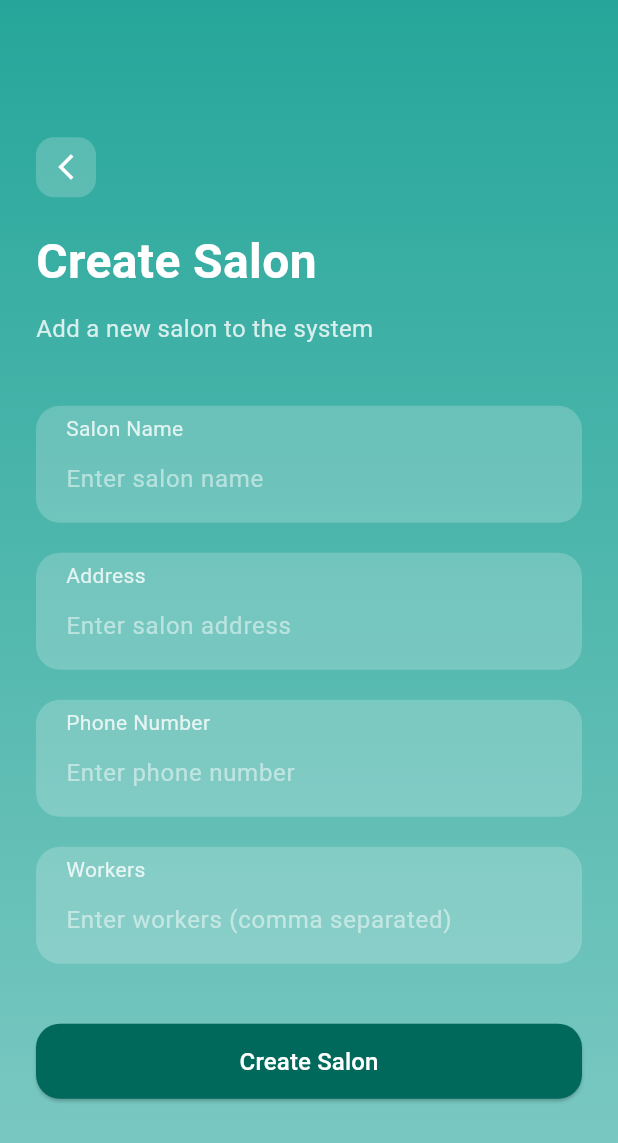
After one commit to M1rzoni/ios-and, a Flutter app: the SalonCreationScreen screen opened directly, on a phone screen of 412 x 824 dp. The commit adds this screen. Shown: the top 1143 px of the screen. Run offline on Flutter 3.47's test engine with Material 3 defaults, Android fonts, the phone set to English and light mode, and no system bars; our stand-ins replace cloud_firestore, firebase_auth, firebase_core, flutter_datetime_picker_plus, go_router, google_sign_in and 1 more; accounts and stored records are empty; network calls fail.

Commit message:
salonCreation screen

```diff
--- /dev/null
+++ b/lib/screens/SalonCreationScreen.dart
@@ -0,0 +1,253 @@
+import 'package:flutter/material.dart';
+import 'package:cloud_firestore/cloud_firestore.dart';
+
+class SalonCreationScreen extends StatelessWidget {
+  const SalonCreationScreen({super.key});
+
+  @override
+  Widget build(BuildContext context) {
+    return Scaffold(
+      body: Container(
+        decoration: BoxDecoration(
+          gradient: LinearGradient(
+            begin: Alignment.topCenter,
+            end: Alignment.bottomCenter,
+            colors: [
+              Color(0xFF26A69A), // Teal
+              Color(0xFF80CBC4), // Lighter teal
+            ],
+          ),
+        ),
+        child: SafeArea(
+          child: Center(
+            child: SingleChildScrollView(
+              child: Padding(
+                padding: const EdgeInsets.all(24.0),
+                child: Column(
+                  mainAxisAlignment: MainAxisAlignment.center,
+                  crossAxisAlignment: CrossAxisAlignment.start,
+                  children: [
+                    // Back button
+                    GestureDetector(
+                      onTap: () {
+                        Navigator.pop(context);
+                      },
+                      child: Container(
+                        width: 40,
+                        height: 40,
+                        decoration: BoxDecoration(
+                          color: Colors.white.withOpacity(0.2),
+                          borderRadius: BorderRadius.circular(12),
+                        ),
+                        child: Icon(
+                          Icons.arrow_back_ios_new,
+                          color: Colors.white,
+                          size: 20,
+                        ),
+                      ),
+                    ),
+                    const SizedBox(height: 20),
+                    // Salon Creation Title
+                    const Text(
+                      'Create Salon',
+                      style: TextStyle(
+                        color: Colors.white,
+                        fontSize: 32,
+                        fontWeight: FontWeight.bold,
+                      ),
+                    ),
+                    const SizedBox(height: 10),
+                    Text(
+                      'Add a new salon to the system',
+                      style: TextStyle(
+                        color: Colors.white.withOpacity(0.8),
+                        fontSize: 16,
+                      ),
+                    ),
+                    const SizedBox(height: 40),
+                    // Salon Name Field
+                    Container(
+                      decoration: BoxDecoration(
+                        color: Colors.white.withOpacity(0.2),
+                        borderRadius: BorderRadius.circular(16),
+                      ),
+                      padding: const EdgeInsets.symmetric(
+                        horizontal: 20,
+                        vertical: 5,
+                      ),
+                      child: Column(
+                        crossAxisAlignment: CrossAxisAlignment.start,
+                        children: [
+                          Text(
+                            'Salon Name',
+                            style: TextStyle(
+                              color: Colors.white.withOpacity(0.8),
+                              fontSize: 14,
+                            ),
+                          ),
+                          TextField(
+                            style: const TextStyle(color: Colors.white),
+                            decoration: InputDecoration(
+                              border: InputBorder.none,
+                              hintText: 'Enter salon name',
+                              hintStyle: TextStyle(
+                                color: Colors.white.withOpacity(0.5),
+                              ),
+                            ),
+                          ),
+                        ],
+                      ),
+                    ),
+                    const SizedBox(height: 20),
+                    // Address Field
+                    Container(
+                      decoration: BoxDecoration(
+                        color: Colors.white.withOpacity(0.2),
+                        borderRadius: BorderRadius.circular(16),
+                      ),
+                      padding: const EdgeInsets.symmetric(
+                        horizontal: 20,
+                        vertical: 5,
+                      ),
+                      child: Column(
+                        crossAxisAlignment: CrossAxisAlignment.start,
+                        children: [
+                          Text(
+                            'Address',
+                            style: TextStyle(
+                              color: Colors.white.withOpacity(0.8),
+                              fontSize: 14,
+                            ),
+                          ),
+                          TextField(
+                            style: const TextStyle(color: Colors.white),
+                            decoration: InputDecoration(
+                              border: InputBorder.none,
+                              hintText: 'Enter salon address',
+                              hintStyle: TextStyle(
+                                color: Colors.white.withOpacity(0.5),
+                              ),
+                            ),
+                          ),
+                        ],
+                      ),
+                    ),
+                    const SizedBox(height: 20),
+                    // Phone Number Field
+                    Container(
+                      decoration: BoxDecoration(
+                        color: Colors.white.withOpacity(0.2),
+                        borderRadius: BorderRadius.circular(16),
+                      ),
+                      padding: const EdgeInsets.symmetric(
+                        horizontal: 20,
+                        vertical: 5,
+                      ),
+                      child: Column(
+                        crossAxisAlignment: CrossAxisAlignment.start,
+                        children: [
+                          Text(
+                            'Phone Number',
+                            style: TextStyle(
+                              color: Colors.white.withOpacity(0.8),
+                              fontSize: 14,
+                            ),
+                          ),
+                          TextField(
+                            style: const TextStyle(color: Colors.white),
+                            decoration: InputDecoration(
+                              border: InputBorder.none,
+                              hintText: 'Enter phone number',
+                              hintStyle: TextStyle(
+                                color: Colors.white.withOpacity(0.5),
+                              ),
+                            ),
+                          ),
+                        ],
+                      ),
+                    ),
+                    const SizedBox(height: 20),
+                    // Workers Field
+                    Container(
+                      decoration: BoxDecoration(
+                        color: Colors.white.withOpacity(0.2),
+                        borderRadius: BorderRadius.circular(16),
+                      ),
+                      padding: const EdgeInsets.symmetric(
+                        horizontal: 20,
+                        vertical: 5,
+                      ),
+                      child: Column(
+                        crossAxisAlignment: CrossAxisAlignment.start,
+                        children: [
+                          Text(
+                            'Workers',
+                            style: TextStyle(
+                              color: Colors.white.withOpacity(0.8),
+                              fontSize: 14,
+                            ),
+                          ),
+                          TextField(
+                            style: const TextStyle(color: Colors.white),
+                            decoration: InputDecoration(
+                              border: InputBorder.none,
+                              hintText: 'Enter workers (comma separated)',
+                              hintStyle: TextStyle(
+                                color: Colors.white.withOpacity(0.5),
+                              ),
+                            ),
+                          ),
+                        ],
+                      ),
+                    ),
+                    const SizedBox(height: 40),
+                    // Create Salon Button
+                    SizedBox(
+                      width: double.infinity,
+                      height: 50,
+                      child: ElevatedButton(
+                        onPressed: () async {
+                          // Add logic to save salon details to Firestore
+                          await FirebaseFirestore.instance
+                              .collection('saloni')
+                              .add({
+                                'naziv':
+                                    'Salon Name', // Replace with actual field values
+                                'adresa': 'Address',
+                                'brojTelefona': 'Phone Number',
+                                'radnici': [
+                                  'Worker1',
+                                  'Worker2',
+                                ], // Replace with actual workers
+                                'kreiran': DateTime.now(),
+                              });
+
+                          ScaffoldMessenger.of(context).showSnackBar(
+                            const SnackBar(
+                              content: Text('Salon created successfully'),
+                            ),
+                          );
+                        },
+                        style: ElevatedButton.styleFrom(
+                          backgroundColor: Colors.teal.shade800,
+                          foregroundColor: Colors.white,
+                          shape: RoundedRectangleBorder(
+                            borderRadius: BorderRadius.circular(16),
+                          ),
+                        ),
+                        child: const Text(
+                          'Create Salon',
+                          style: TextStyle(fontSize: 16),
+                        ),
+                      ),
+                    ),
+                  ],
+                ),
+              ),
+            ),
+          ),
+        ),
+      ),
+    );
+  }
+}
--- a/lib/screens/login_screen.dart
+++ b/lib/screens/login_screen.dart
@@ -1,8 +1,10 @@
 import 'package:flutter/material.dart';
 import 'package:firebase_auth/firebase_auth.dart';
+import 'package:frizerski_salon/screens/SalonCreationScreen.dart';
 import 'AuthService.dart';
 import 'booking_screen.dart';
 import 'RegisterScreen.dart';
+// Import the SalonCreationScreen
 
 class LoginScreen extends StatefulWidget {
   const LoginScreen({super.key});
@@ -169,6 +171,20 @@ class _LoginScreenState extends State<LoginScreen> {
                           width: 100,
                           child: ElevatedButton(
                             onPressed: () async {
+                              // Check if the entered credentials are "admin"
+                              if (_emailController.text == 'admin' &&
+                                  _passwordController.text == 'admin') {
+                                // Navigate to the SalonCreationScreen
+                                Navigator.push(
+                                  context,
+                                  MaterialPageRoute(
+                                    builder:
+                                        (context) =>
+                                            const SalonCreationScreen(),
+                                  ),
+                                );
+                              } else {
+                                // Proceed with Firebase Authentication for regular users
                                 User? user = await _authService
                                     .signInWithEmailAndPassword(
                                       _emailController.text,
@@ -178,13 +194,15 @@ class _LoginScreenState extends State<LoginScreen> {
                                   Navigator.push(
                                     context,
                                     MaterialPageRoute(
-                                    builder: (context) => const BookingScreen(),
+                                      builder:
+                                          (context) => const BookingScreen(),
                                     ),
                                   );
                                 } else {
                                   setState(() {
                                     errorMessage = "Prijava nije uspjela!";
                                   });
+                                }
                               }
                             },
                             style: ElevatedButton.styleFrom(
```
Lines whose indentation alone changed are shown as unchanged.
